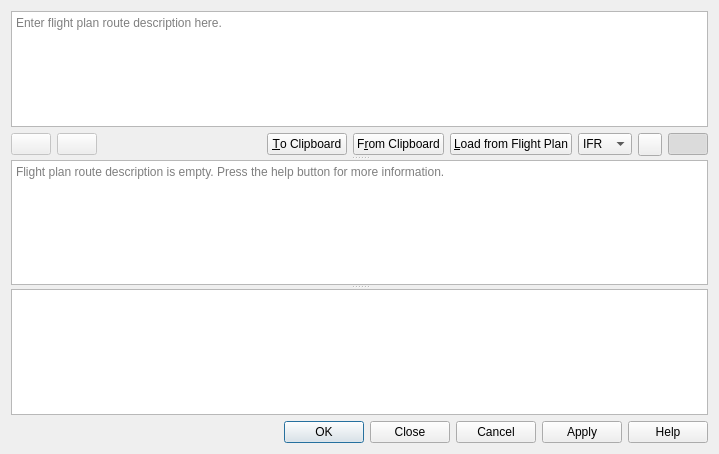
The window that src/routestring/routestringdialog.ui (albar965/littlenavmap) describes before a commit, drawn with Qt 5.
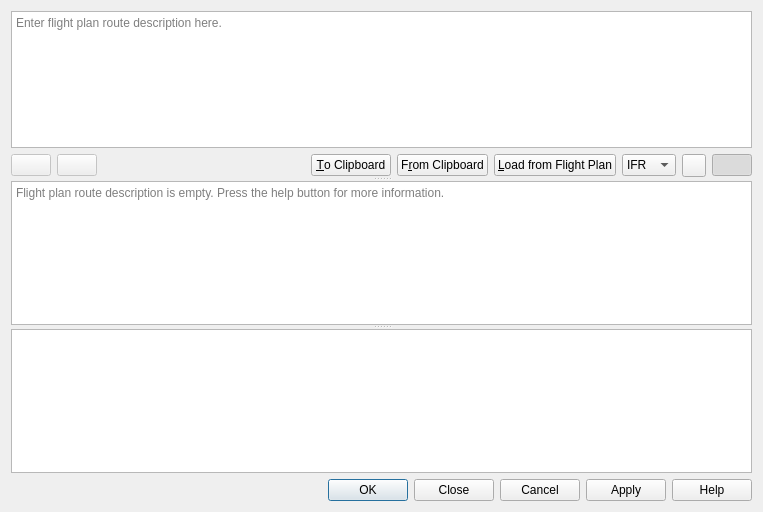
The same window after the commit. Icons and pictures are not drawn.

Patch:
```diff
--- a/src/routestring/routestringdialog.ui
+++ b/src/routestring/routestringdialog.ui
@@ -6,8 +6,8 @@
    <rect>
     <x>0</x>
     <y>0</y>
-    <width>719</width>
-    <height>454</height>
+    <width>763</width>
+    <height>512</height>
    </rect>
   </property>
   <property name="sizePolicy">
@@ -43,11 +43,8 @@
          </property>
          <property name="html">
           <string>&lt;!DOCTYPE HTML PUBLIC &quot;-//W3C//DTD HTML 4.0//EN&quot; &quot;http://www.w3.org/TR/REC-html40/strict.dtd&quot;&gt;
-&lt;html&gt;&lt;head&gt;&lt;meta name=&quot;qrichtext&quot; content=&quot;1&quot; /&gt;&lt;meta charset=&quot;utf-8&quot; /&gt;&lt;style type=&quot;text/css&quot;&gt;
+&lt;html&gt;&lt;head&gt;&lt;meta name=&quot;qrichtext&quot; content=&quot;1&quot; /&gt;&lt;style type=&quot;text/css&quot;&gt;
 p, li { white-space: pre-wrap; }
-hr { height: 1px; border-width: 0; }
-li.unchecked::marker { content: &quot;\2610&quot;; }
-li.checked::marker { content: &quot;\2612&quot;; }
 &lt;/style&gt;&lt;/head&gt;&lt;body style=&quot; font-family:'Noto Sans'; font-size:9pt; font-weight:400; font-style:normal;&quot;&gt;
 &lt;p style=&quot;-qt-paragraph-type:empty; margin-top:0px; margin-bottom:0px; margin-left:0px; margin-right:0px; -qt-block-indent:0; text-indent:0px;&quot;&gt;&lt;br /&gt;&lt;/p&gt;&lt;/body&gt;&lt;/html&gt;</string>
          </property>
@@ -249,11 +246,8 @@
       </property>
       <property name="html">
        <string>&lt;!DOCTYPE HTML PUBLIC &quot;-//W3C//DTD HTML 4.0//EN&quot; &quot;http://www.w3.org/TR/REC-html40/strict.dtd&quot;&gt;
-&lt;html&gt;&lt;head&gt;&lt;meta name=&quot;qrichtext&quot; content=&quot;1&quot; /&gt;&lt;meta charset=&quot;utf-8&quot; /&gt;&lt;style type=&quot;text/css&quot;&gt;
+&lt;html&gt;&lt;head&gt;&lt;meta name=&quot;qrichtext&quot; content=&quot;1&quot; /&gt;&lt;style type=&quot;text/css&quot;&gt;
 p, li { white-space: pre-wrap; }
-hr { height: 1px; border-width: 0; }
-li.unchecked::marker { content: &quot;\2610&quot;; }
-li.checked::marker { content: &quot;\2612&quot;; }
 &lt;/style&gt;&lt;/head&gt;&lt;body style=&quot; font-family:'Noto Sans'; font-size:9pt; font-weight:400; font-style:normal;&quot;&gt;
 &lt;p style=&quot;-qt-paragraph-type:empty; margin-top:0px; margin-bottom:0px; margin-left:0px; margin-right:0px; -qt-block-indent:0; text-indent:0px; font-family:'Ubuntu';&quot;&gt;&lt;br /&gt;&lt;/p&gt;&lt;/body&gt;&lt;/html&gt;</string>
       </property>
```
